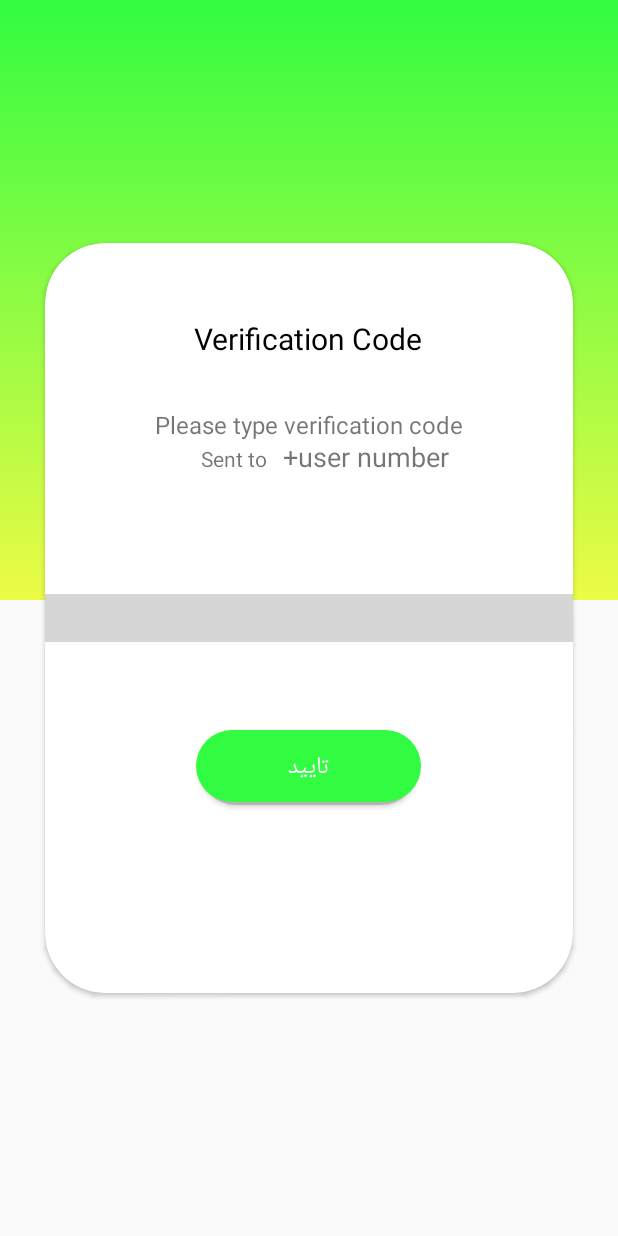
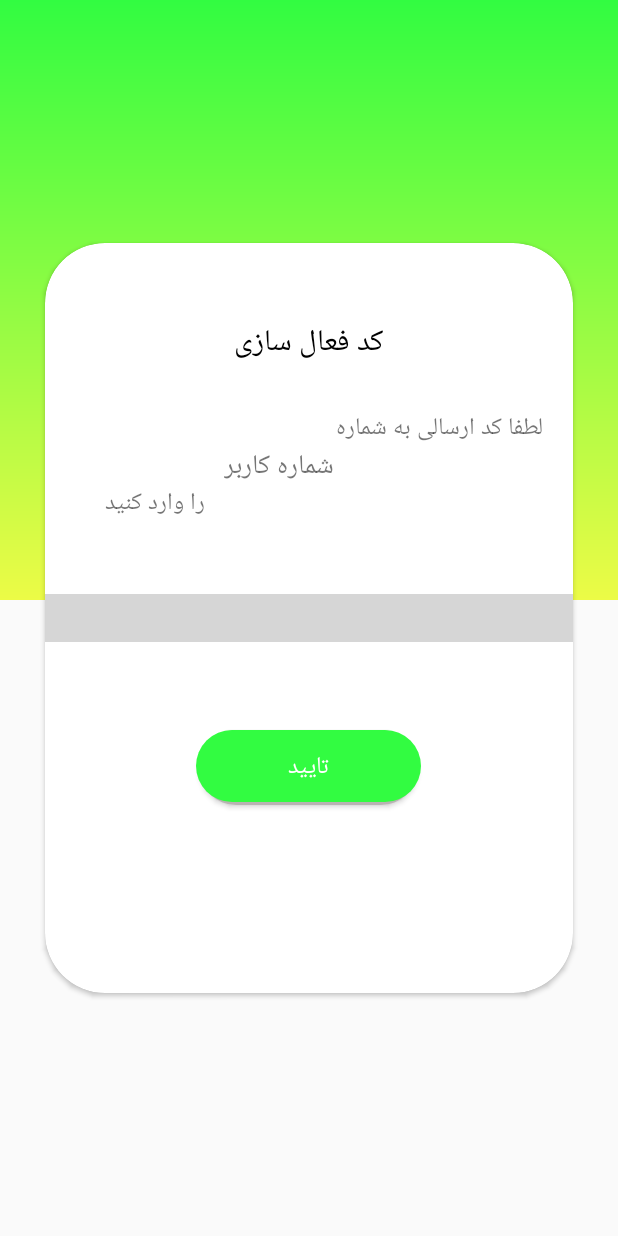
Before and after one commit to gelophoneTeam/DarokhanehApp, an Android app: the VerificationCode screen opened directly, with no data from a screen before it, on a phone screen of 412 x 824 dp. Run offline under Robolectric (Android 15) with nearby library versions, the phone set to English and light mode, and no system bars; libraries missing offline, so code that uses them is left out: com.goodiebag.pinview; plain views replace Pinview; 1 statement that could not run was skipped; grey boxes are pictures that could not be loaded.

Commit message:
update to persian in verification page

```diff
--- a/app/src/main/res/layout/activity_verification_code.xml
+++ b/app/src/main/res/layout/activity_verification_code.xml
@@ -30,7 +30,7 @@
             android:layout_width="wrap_content"
             android:layout_height="wrap_content"
             android:layout_gravity="center_horizontal"
-            android:text="Verification Code"
+            android:text="کد فعال سازی"
             android:textColor="#000"
             android:layout_marginTop="50dp"
             android:textSize="20sp"
@@ -40,32 +40,34 @@
             android:id="@+id/type"
             android:layout_width="wrap_content"
             android:layout_height="wrap_content"
-            android:layout_gravity="center_horizontal"
+            android:layout_gravity="right"
+            android:layout_marginRight="20sp"
             android:layout_marginTop="110dp"
-            android:text="Please type verification code"
+            android:text="لطفا کد ارسالی به شماره"
             android:textStyle="bold"
             android:textSize="16dp" />
 
         <TextView
             android:layout_width="wrap_content"
             android:layout_height="wrap_content"
-            android:layout_gravity="center_horizontal"
             android:layout_marginTop="134dp"
-            android:layout_marginRight="50dp"
+          android:layout_gravity="center_horizontal"
+            android:layout_marginRight="20dp"
             android:id="@+id/sent"
-            android:text="Sent to"
-            android:textSize="14dp"
+            android:text="شماره کاربر"
+            android:textSize="18dp"
             android:textStyle="bold" />
+
         <TextView
+            android:id="@+id/num"
             android:layout_width="wrap_content"
             android:layout_height="wrap_content"
-            android:layout_gravity="center_horizontal"
-            android:layout_marginTop="130dp"
-            android:text="+user number"
-            android:id="@+id/num"
-            android:textStyle="bold"
-            android:layout_marginLeft="38dp"
-            android:textSize="18dp" />
+            android:layout_marginLeft="40dp"
+            android:layout_gravity="left"
+            android:layout_marginTop="160dp"
+            android:text="را وارد کنید"
+            android:textSize="16dp"
+            android:textStyle="bold" />
 
         <com.goodiebag.pinview.Pinview
             android:id="@+id/pinview"
```
